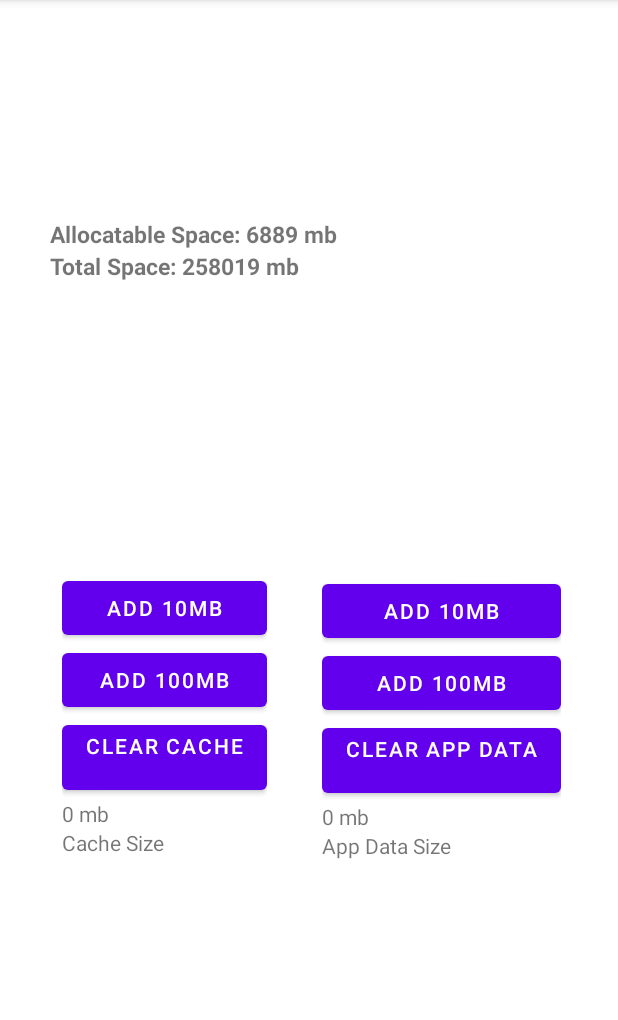
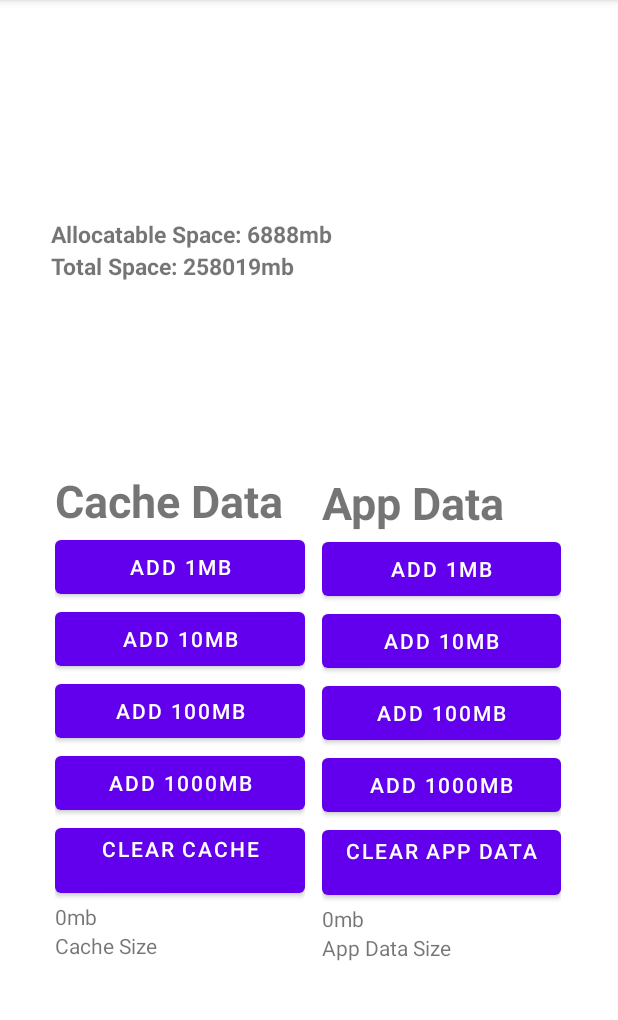
Before and after one commit to phoenixuprising/CacheTestApp, an Android app: the screen it shows after launch (MainActivity), on a phone screen of 412 x 824 dp, the part 84-1104 px from its top. Run offline under Robolectric (Android 15) with nearby library versions, the phone set to English and light mode, and no system bars.

Commit message:
Add a few buttons and logging

```diff
--- a/app/src/main/java/com/example/cachetest/MainActivity.kt
+++ b/app/src/main/java/com/example/cachetest/MainActivity.kt
@@ -24,13 +24,17 @@ class MainActivity() : AppCompatActivity() {
 
   private val scope = MainScope()
 
+  private lateinit var cacheAdd1mbButton: Button
   private lateinit var cacheAdd10mbButton: Button
   private lateinit var cacheAdd100mbButton: Button
+  private lateinit var cacheAdd1000mbButton: Button
   private lateinit var cacheTextSize: TextView
   private lateinit var cacheClearButton: Button
 
+  private lateinit var appDataAdd1mbButton: Button
   private lateinit var appDataAdd10mbButton: Button
   private lateinit var appDataAdd100mbButton: Button
+  private lateinit var appDataAdd1000mbButton: Button
   private lateinit var appDataTextSize: TextView
   private lateinit var appDataClearButton: Button
 
@@ -39,41 +43,57 @@ class MainActivity() : AppCompatActivity() {
 
   private var storageMonitorJob: Job? = null
 
+  lateinit var totalSpaceText: String
+  lateinit var allocatableSpaceText: String
+  lateinit var appDataSizeText: String
+  lateinit var cacheSizeText: String
+
   override fun onCreate(savedInstanceState: Bundle?) {
     super.onCreate(savedInstanceState)
     setContentView(R.layout.activity_main)
 
+    cacheAdd1mbButton = findViewById(R.id.add_cache_1mb)
+    cacheAdd1mbButton.setOnClickListener {
+      scope.launch { allocateMegabytes(1, CACHE) }
+    }
     cacheAdd10mbButton = findViewById(R.id.add_cache_10mb)
     cacheAdd10mbButton.setOnClickListener {
       scope.launch { allocateMegabytes(10, CACHE) }
     }
-
     cacheAdd100mbButton = findViewById(R.id.add_cache_100mb)
     cacheAdd100mbButton.setOnClickListener {
       scope.launch { allocateMegabytes(100, CACHE) }
     }
+    cacheAdd1000mbButton = findViewById(R.id.add_cache_1000mb)
+    cacheAdd1000mbButton.setOnClickListener {
+      scope.launch { allocateMegabytes(1000, CACHE) }
+    }
     cacheTextSize = findViewById(R.id.cache_size)
-
     cacheClearButton = findViewById(R.id.clear_cache_data)
     cacheClearButton.setOnClickListener {
       clearFiles(CACHE)
     }
 
+    appDataAdd1mbButton = findViewById(R.id.add_app_data_1mb)
+    appDataAdd1mbButton.setOnClickListener {
+      scope.launch { allocateMegabytes(1, APP_DATA) }
+    }
     appDataAdd10mbButton = findViewById(R.id.add_app_data_10mb)
     appDataAdd10mbButton.setOnClickListener {
       scope.launch { allocateMegabytes(10, APP_DATA) }
     }
-
     appDataAdd100mbButton = findViewById(R.id.add_app_data_100mb)
     appDataAdd100mbButton.setOnClickListener {
       scope.launch { allocateMegabytes(100, APP_DATA) }
     }
-
+    appDataAdd1000mbButton = findViewById(R.id.add_app_data_1000mb)
+    appDataAdd1000mbButton.setOnClickListener {
+      scope.launch { allocateMegabytes(1000, APP_DATA) }
+    }
     appDataClearButton = findViewById(R.id.clear_app_data)
     appDataClearButton.setOnClickListener {
       clearFiles(APP_DATA)
     }
-
     allocatableSpaceTextView = findViewById(R.id.allocatable_space)
     totalSpaceTextView = findViewById(R.id.total_space)
 
@@ -105,7 +125,7 @@ class MainActivity() : AppCompatActivity() {
 
     val file = File(dir, UUID.randomUUID().toString() + ".bin")
     try {
-      for (i in 0..sizeMegabytes) {
+      for (i in 1..sizeMegabytes) {
         val bytes = Random.nextUBytes(MEGABYTE).asByteArray()
         file.appendBytes(bytes)
       }
@@ -117,8 +137,10 @@ class MainActivity() : AppCompatActivity() {
   }
 
   private fun setSizesTextViews() = scope.launch {
-    totalSpaceTextView.text = (filesDir.totalSpace / MEGABYTE).toString() + " mb"
-    allocatableSpaceTextView.text = (filesDir.usableSpace / MEGABYTE).toString() + " mb"
+    totalSpaceText = (filesDir.totalSpace / MEGABYTE).toString() + "mb"
+    totalSpaceTextView.text = totalSpaceText
+    allocatableSpaceText = (filesDir.usableSpace / MEGABYTE).toString() + "mb"
+    allocatableSpaceTextView.text = allocatableSpaceText
 
     var cacheSize: Long = 0
     for (cachedFile  in cacheDir.listFiles()) {
@@ -126,7 +148,8 @@ class MainActivity() : AppCompatActivity() {
       // Log.d(TAG, "$cachedFile - $size")
       cacheSize += size
     }
-    cacheTextSize.text = (cacheSize / MEGABYTE).toString() + " mb"
+    cacheSizeText = (cacheSize / MEGABYTE).toString() + "mb"
+    cacheTextSize.text = cacheSizeText
 
     var appDataSize: Long = 0
     for (appFile  in filesDir.listFiles()) {
@@ -134,15 +157,27 @@ class MainActivity() : AppCompatActivity() {
       // Log.d(TAG, "$appFile - $size")
       appDataSize += size
     }
-    appDataTextSize.text = (appDataSize / MEGABYTE).toString() + " mb"
+    appDataSizeText = (appDataSize / MEGABYTE).toString() + "mb"
+    appDataTextSize.text = appDataSizeText
+  }
+
+  private fun logSizes() = scope.launch {
+    Log.d(TAG, "%s: %s".format("allocatableSpace", allocatableSpaceText))
+    Log.d(TAG, "%s: %s".format("totalSpace", totalSpaceText))
+    Log.d(TAG, "%s: %s".format("cacheSize", cacheSizeText))
+    Log.d(TAG, "%s: %s".format("appData", appDataSizeText))
   }
 
   private fun startStorageMonitorJob() {
     stopStorageMonitorJob()
     storageMonitorJob = scope.launch {
+      var i = 0
       while(true) {
         setSizesTextViews()
+        if (i == 0) logSizes()
         delay(250)
+        i += 1
+        i %= 4
       }
     }
   }
--- a/app/src/main/res/layout/activity_main.xml
+++ b/app/src/main/res/layout/activity_main.xml
@@ -19,6 +19,18 @@
       app:layout_constraintVertical_bias="0.496"
       app:layout_constraintHorizontal_bias=".15"
       >
+    <TextView
+        android:layout_width="wrap_content"
+        android:layout_height="wrap_content"
+        android:text="Cache Data  "
+        android:textSize="30dp"
+        android:textStyle="bold"/>
+    <Button
+        android:id="@+id/add_cache_1mb"
+        android:layout_width="match_parent"
+        android:layout_height="wrap_content"
+        android:text="Add 1mb"
+        />
     <Button
         android:id="@+id/add_cache_10mb"
         android:layout_width="match_parent"
@@ -32,8 +44,14 @@
         android:text="Add 100mb"
         />
     <Button
+        android:id="@+id/add_cache_1000mb"
+        android:layout_width="match_parent"
+        android:layout_height="wrap_content"
+        android:text="Add 1000mb"
+        />
+    <Button
         android:id="@+id/clear_cache_data"
-        android:layout_width="wrap_content"
+        android:layout_width="match_parent"
         android:layout_height="wrap_content"
         android:text="Clear Cache\n"
         />
@@ -63,6 +81,18 @@
       app:layout_constraintHorizontal_bias=".85"
       >
 
+    <TextView
+        android:layout_width="wrap_content"
+        android:layout_height="wrap_content"
+        android:text="App Data"
+        android:textSize="30dp"
+        android:textStyle="bold"/>
+    <Button
+        android:id="@+id/add_app_data_1mb"
+        android:layout_width="match_parent"
+        android:layout_height="wrap_content"
+        android:text="Add 1mb"
+        />
     <Button
         android:id="@+id/add_app_data_10mb"
         android:layout_width="match_parent"
@@ -75,6 +105,12 @@
         android:layout_width="match_parent"
         android:layout_height="wrap_content"
         android:text="Add 100mb"
+        />
+    <Button
+        android:id="@+id/add_app_data_1000mb"
+        android:layout_width="match_parent"
+        android:layout_height="wrap_content"
+        android:text="Add 1000mb"
         />
 
     <Button
```
